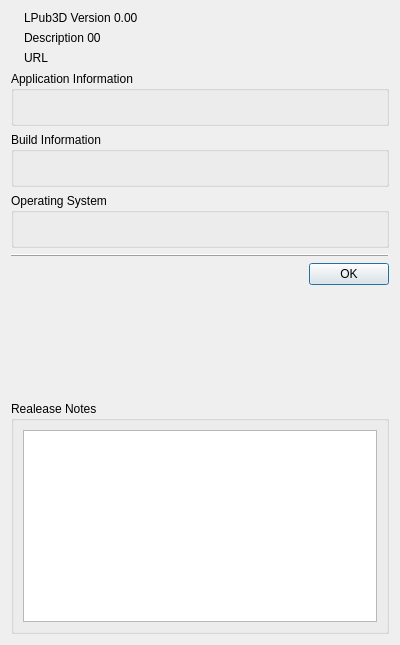
The window that mainApp/aboutdialog.ui (trevorsandy/lpub3d) describes before a commit, drawn with Qt 5.
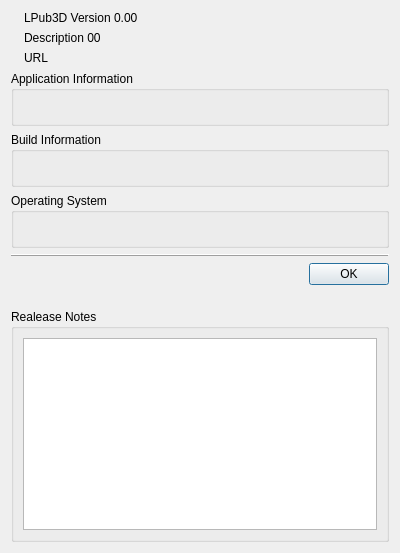
The same window after the commit. Icons and pictures are not drawn.

```diff
--- a/mainApp/aboutdialog.ui
+++ b/mainApp/aboutdialog.ui
@@ -7,7 +7,7 @@
     <x>0</x>
     <y>0</y>
     <width>400</width>
-    <height>645</height>
+    <height>553</height>
    </rect>
   </property>
   <property name="windowTitle">
```
